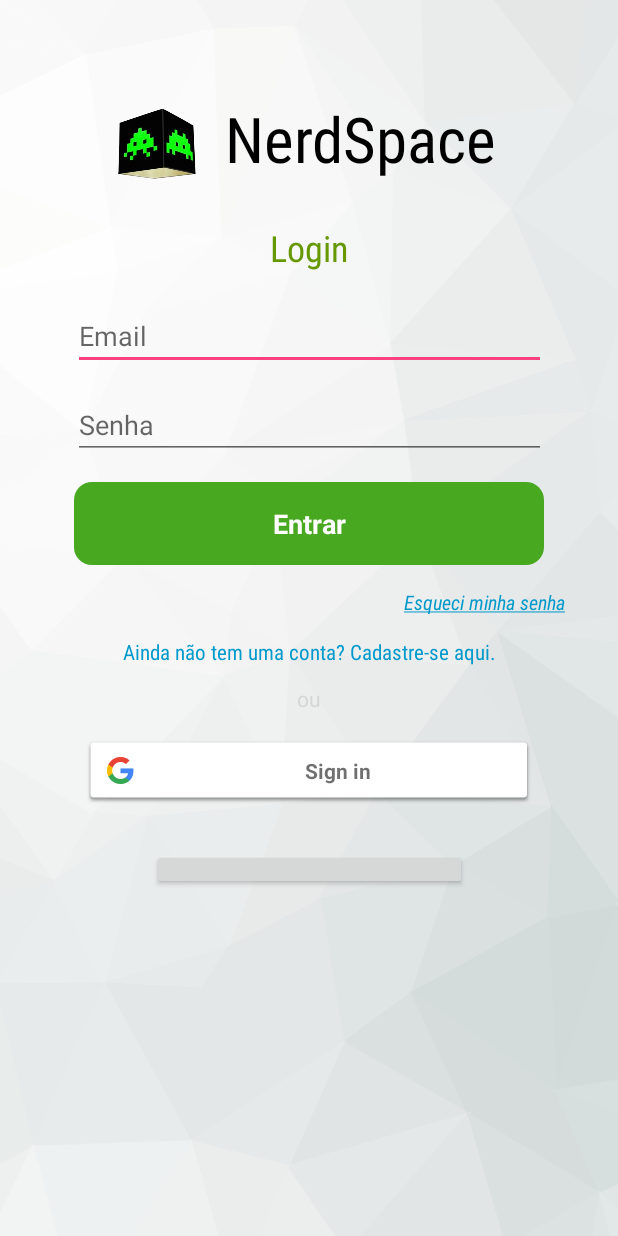
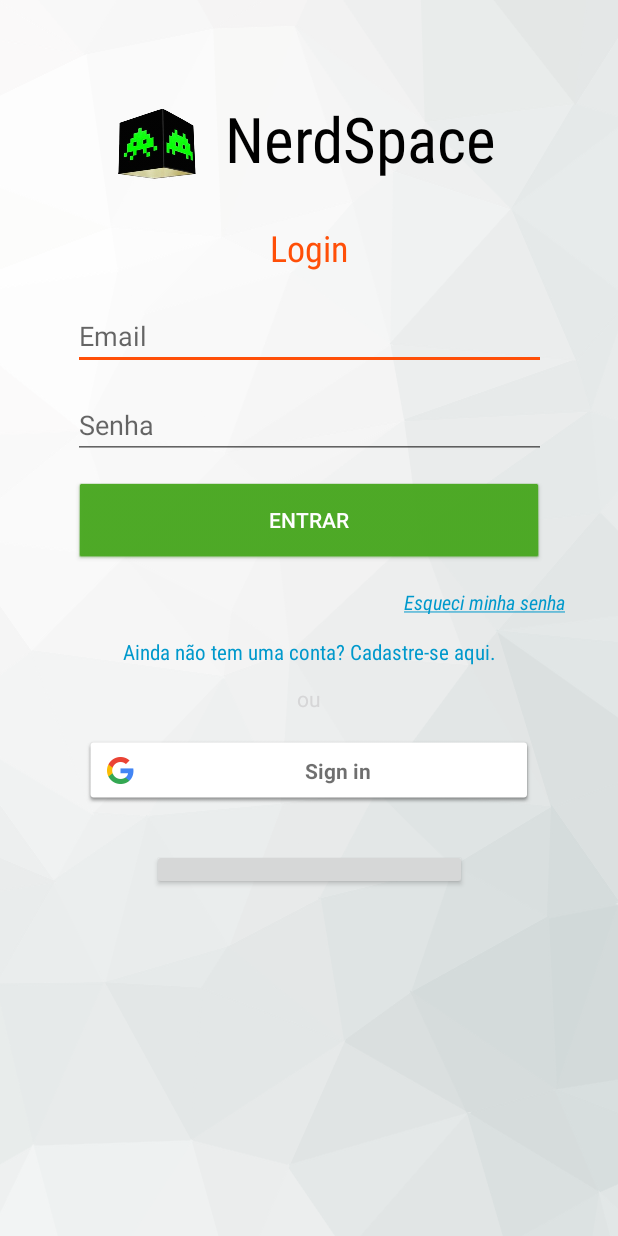
Before and after one commit to iramons/Nerdspace-1, an Android app: the screen it shows after launch (LoginActivity), on a phone screen of 412 x 824 dp. Run offline under Robolectric (Android 15) with nearby library versions, the phone set to English and light mode, and no system bars; our stand-ins replace Firebase (no records; nobody signed in at launch, a user with empty details on screens opened directly); libraries missing offline, so code that uses them is left out: com.facebook, com.facebook.login; plain views replace LoginButton; 4 statements that could not run were skipped.

Commit message:
Update project colors, MainActivity and profileActivity.

```diff
--- a/NerdSpace_Project/app/src/main/AndroidManifest.xml
+++ b/NerdSpace_Project/app/src/main/AndroidManifest.xml
@@ -32,10 +32,10 @@
             </intent-filter>
         </activity>
 
-        <activity android:name=".MainActivity">
+        <activity android:name=".MainActivity"
+            android:theme="@style/AppTheme.NoActionBar">
             <intent-filter>
                 <action android:name="android.intent.action.MAIN" />
-
                 <category android:name="android.intent.category.LAUNCHER" />
             </intent-filter>
         </activity>
--- a/NerdSpace_Project/app/src/main/java/br/com/nerdspace/MainActivity.java
+++ b/NerdSpace_Project/app/src/main/java/br/com/nerdspace/MainActivity.java
@@ -2,10 +2,12 @@ package br.com.nerdspace;
 
 
 import android.content.Intent;
+import android.os.Build;
 import android.support.v7.app.AppCompatActivity;
 import android.os.Bundle;
 import android.view.Menu;
 import android.view.MenuItem;
+import android.view.WindowManager;
 
 import com.google.firebase.auth.FirebaseAuth;
 import com.google.firebase.auth.FirebaseUser;
--- a/NerdSpace_Project/app/src/main/res/layout/activity_login.xml
+++ b/NerdSpace_Project/app/src/main/res/layout/activity_login.xml
@@ -30,7 +30,7 @@
         android:text="Login"
         android:textAlignment="center"
         android:textAppearance="@style/TextAppearance.AppCompat.Display2"
-        android:textColor="@android:color/holo_green_dark"
+        android:textColor="@color/colorAccent"
         android:textSize="24sp"
         android:typeface="sans"
         app:fontFamily="sans-serif-condensed"
@@ -74,7 +74,7 @@
 
     <Button
         android:id="@+id/buttomSignin"
-        style="@style/Widget.AppCompat.Button"
+        style="@android:style/Widget.Button"
         android:layout_width="313dp"
         android:layout_height="55dp"
         android:layout_margin="15dp"
@@ -83,14 +83,10 @@
         android:layout_marginRight="10dp"
         android:layout_marginStart="10dp"
         android:layout_marginTop="8dp"
-        android:background="@drawable/shape"
         android:backgroundTint="#48a81f"
         android:text="Entrar"
-        android:textAllCaps="false"
-        android:textColor="@android:color/white"
-        android:textSize="18sp"
-        android:textStyle="bold"
-        android:typeface="sans"
+        android:textAppearance="@style/TextAppearance.AppCompat.Button"
+        android:textColor="@android:color/background_light"
         app:layout_constraintEnd_toEndOf="parent"
         app:layout_constraintStart_toStartOf="parent"
         app:layout_constraintTop_toBottomOf="@+id/editTextPassword" />
--- a/NerdSpace_Project/app/src/main/res/menu/main_menu.xml
+++ b/NerdSpace_Project/app/src/main/res/menu/main_menu.xml
@@ -3,6 +3,16 @@
     xmlns:android="http://schemas.android.com/apk/res/android">
 
     <item
+        android:id="@+id/main_settings_btn"
+        android:title="Settings" />
+
+    <item
+        android:id="@+id/main_allusers_btn"
+        android:title="All Users" />
+
+
+    <item
         android:id="@+id/main_logout_btn"
         android:title="@string/log_out" />
+
 </menu>
--- a/NerdSpace_Project/app/src/main/res/values/colors.xml
+++ b/NerdSpace_Project/app/src/main/res/values/colors.xml
@@ -1,6 +1,6 @@
 <?xml version="1.0" encoding="utf-8"?>
 <resources>
-    <color name="colorPrimary">#3f51b5</color>
-    <color name="colorPrimaryDark">#303F9F</color>
-    <color name="colorAccent">#FF4081</color>
+    <color name="colorPrimary">#56cc14</color>
+    <color name="colorPrimaryDark">#0018ff</color>
+    <color name="colorAccent">#ff4f08</color>
 </resources>
--- a/NerdSpace_Project/app/src/main/res/values/styles.xml
+++ b/NerdSpace_Project/app/src/main/res/values/styles.xml
@@ -13,4 +13,5 @@
         <item name="windowNoTitle">true</item>
     </style>
 
+
 </resources>
```
Also changed, not shown: NerdSpace_Project/app/src/main/java/br/com/nerdspace/ProfileActivity.java (+38 -8 lines), NerdSpace_Project/app/src/main/res/layout/activity_profile.xml (+9 -9 lines).
